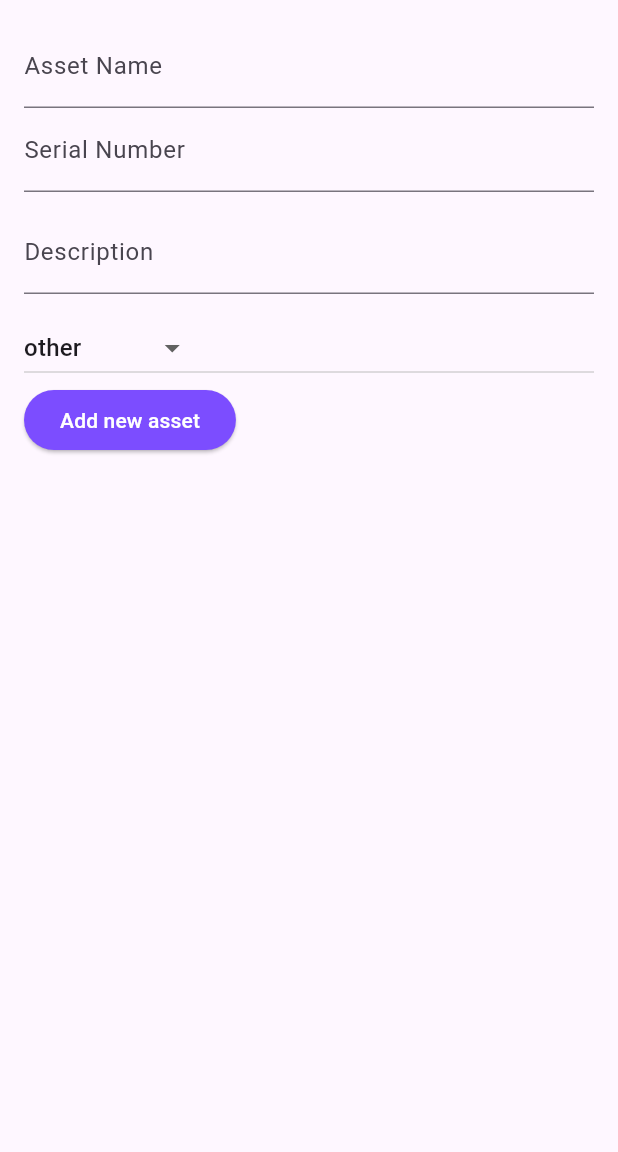
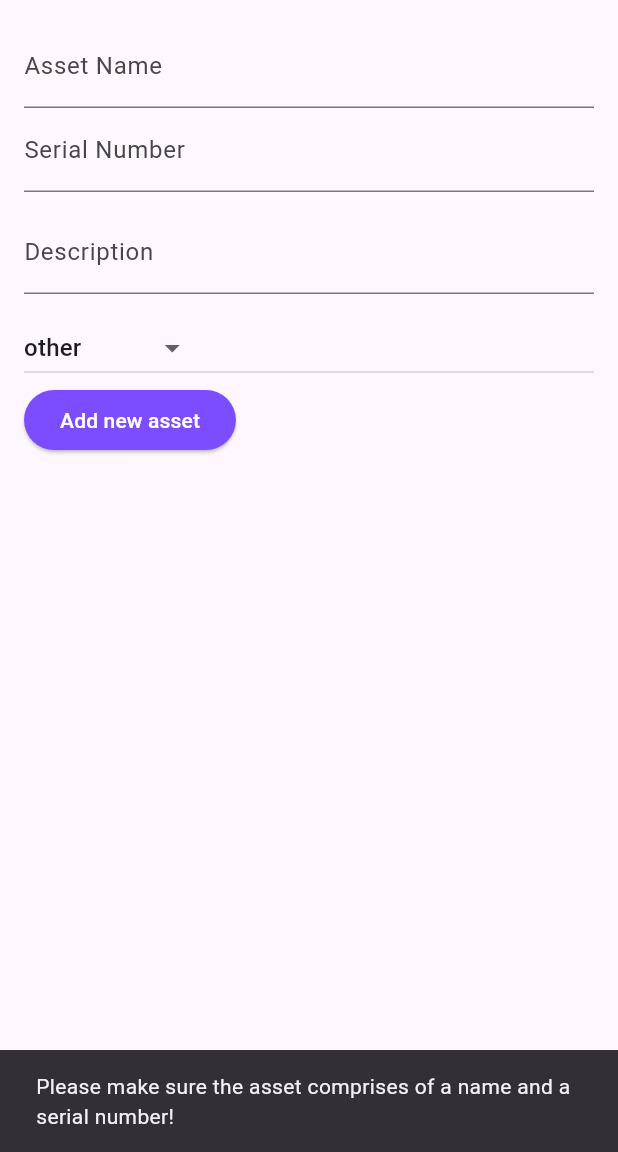
Before and after one commit to mandyfarrugia/mfswd62b_cpdha_2526, a Flutter app: the AssetManagementAddScreen screen opened directly, after a tap on "Add new asset", on a phone screen of 412 x 824 dp, the part 84-1236 px from its top. Run offline on Flutter 3.47's test engine with Material 3 defaults, Android fonts, the phone set to English and light mode, and no system bars; our stand-ins replace flutter_riverpod, objectbox; generated files the repository leaves out were written again.

Commit message:
Adding asset works, I will be setting up tracking location using geolocator.

```diff
--- a/mfswd62b_cpd/lib/widgets/asset_management_add_screen.dart
+++ b/mfswd62b_cpd/lib/widgets/asset_management_add_screen.dart
@@ -1,7 +1,9 @@
 import 'package:flutter/material.dart';
 import 'package:flutter_riverpod/flutter_riverpod.dart';
+import 'package:mfswd62b_cpd/providers/asset_state_notifier.dart';
 import 'package:mfswd62b_cpd/widgets/asset_card_button.dart';
 import 'package:mfswd62b_cpd/widgets/asset_management_navigation_menu_drawer.dart';
+import '../models/asset.dart';
 import '../models/asset_type.dart';
 
 class AssetManagementAddScreen extends ConsumerStatefulWidget {
@@ -16,18 +18,40 @@ class AssetManagementAddScreen extends ConsumerStatefulWidget {
 class _AssetManagementAddScreenState extends ConsumerState<AssetManagementAddScreen> {
   final TextEditingController _assetNameController = TextEditingController();
   final TextEditingController _serialNumberController = TextEditingController();
+  final TextEditingController _descriptionController = TextEditingController();
   AssetType _selectedAssetType = AssetType.other;
 
   @override
   void dispose() {
     this._assetNameController.dispose();
     this._serialNumberController.dispose();
+    this._descriptionController.dispose();
     super.dispose();
   }
 
   void _addAsset() {
     final assetName = this._assetNameController.text.trim();
     final serialNumber = this._serialNumberController.text.trim();
+    final description = this._descriptionController.text.trim();
+
+    if(assetName.isEmpty || serialNumber.isEmpty) {
+      ScaffoldMessenger.of(context).showSnackBar(
+        const SnackBar(content: Text('Please make sure the asset comprises of a name and a serial number!'))
+      );
+
+      return;
+    }
+
+    final asset = Asset(
+      name: assetName,
+      serialNumber: serialNumber,
+      description: description,
+      assetTypeIndex: this._selectedAssetType.index
+    );
+
+    ref.read(assetProvider.notifier).addAsset(asset);
+
+    Navigator.pop(context);
   }
 
   @override
@@ -118,7 +142,7 @@ class _AssetManagementAddScreenState extends ConsumerState<AssetManagementAddScr
                   backgroundColour: Colors.deepPurpleAccent,
                   foregroundColour: Colors.white,
                   buttonText: 'Add new asset',
-                  callback: () {}
+                  callback: _addAsset
                 )
               ],
             )
```
Also changed, not shown: mfswd62b_cpd/lib/widgets/assets_list.dart (deleted), 2 other files.
